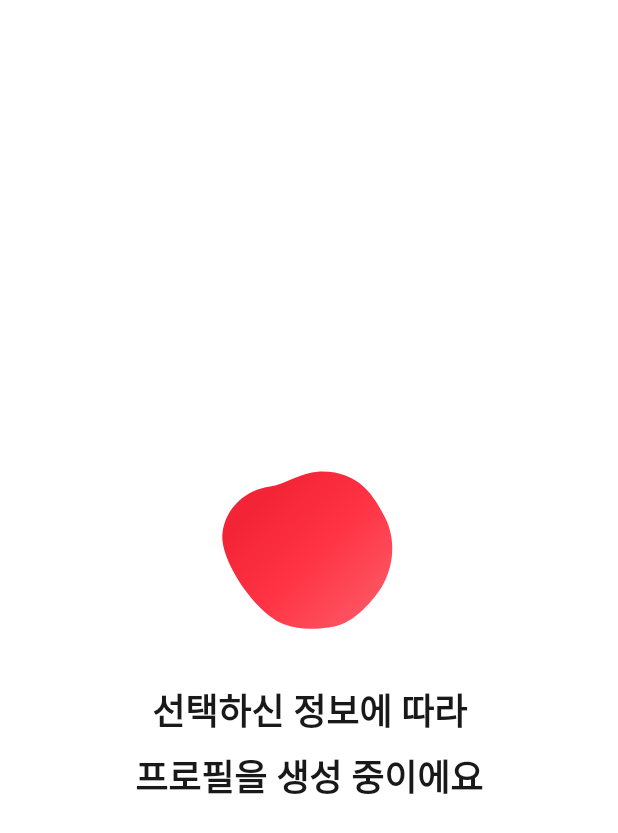
After one commit to Prography-RoomE/roome_aos, an Android app: the fragment ProfileCardFragment placed in its activity, on a phone screen of 412 x 824 dp. The commit adds this screen. Shown: the top 833 px of the screen. Run offline under Robolectric (Android 15) with nearby library versions, the phone set to English and light mode, and no system bars; our stand-ins replace Dagger/Hilt's generated code, data binding; libraries missing offline, so code that uses them is left out: com.kakao.sdk, com.orhanobut.logger; 3 statements that could not run were skipped.

Commit message:
(feat) 프로필 카드 보기 화면

```diff
--- a/RoomE/presentation/src/main/java/com/sevenstars/roome/view/main/MainActivity.kt
+++ b/RoomE/presentation/src/main/java/com/sevenstars/roome/view/main/MainActivity.kt
@@ -1,5 +1,6 @@
 package com.sevenstars.roome.view.main
 
+import androidx.core.view.isVisible
 import androidx.fragment.app.Fragment
 import com.sevenstars.roome.R
 import com.sevenstars.roome.base.BaseActivity
@@ -39,4 +40,8 @@ class MainActivity : BaseActivity<ActivityMainBinding>(R.layout.activity_main) {
         fragmentTransaction.replace(R.id.fc_main, fragment)
         fragmentTransaction.commit()
     }
+
+    fun setBottomNaviVisibility(p: Boolean){
+        binding.bottomNavi.isVisible = p
+    }
 }
--- a/RoomE/presentation/src/main/java/com/sevenstars/roome/view/main/profile/MainProfileFragment.kt
+++ b/RoomE/presentation/src/main/java/com/sevenstars/roome/view/main/profile/MainProfileFragment.kt
@@ -2,23 +2,40 @@ package com.sevenstars.roome.view.main.profile
 
 import android.view.View
 import androidx.fragment.app.viewModels
-import androidx.lifecycle.Observer
 import com.sevenstars.roome.R
 import com.sevenstars.roome.base.BaseFragment
-import com.sevenstars.roome.base.RoomeApplication.Companion.app
 import com.sevenstars.roome.base.RoomeApplication.Companion.userName
 import com.sevenstars.roome.databinding.FragmentMainProfileBinding
 import com.sevenstars.roome.exetnsion.setColorBackground
 import com.sevenstars.roome.utils.UiState
+import com.sevenstars.roome.view.main.MainActivity
+import com.sevenstars.roome.view.profile.generate.ProfileFragment
 import dagger.hilt.android.AndroidEntryPoint
+
 
 @AndroidEntryPoint
 class MainProfileFragment: BaseFragment<FragmentMainProfileBinding>(R.layout.fragment_main_profile) {
     private val viewModel: MainProfileViewModel by viewModels()
 
     override fun initView() {
+        (requireActivity() as MainActivity).setBottomNaviVisibility(true)
         binding.tvNick.text = userName
         viewModel.fetchData()
+    }
+
+    override fun initListener() {
+        super.initListener()
+
+        binding.btnShareKakao.setOnClickListener{
+
+        }
+
+        binding.btnProfileCard.setOnClickListener {
+            val fragmentTransaction = requireActivity().supportFragmentManager.beginTransaction()
+            fragmentTransaction.replace(R.id.fc_main, ProfileCardFragment())
+            fragmentTransaction.addToBackStack(null)
+            fragmentTransaction.commit()
+        }
     }
 
     override fun observer() {
--- /dev/null
+++ b/RoomE/presentation/src/main/java/com/sevenstars/roome/view/main/profile/ProfileCardViewModel.kt
@@ -0,0 +1,35 @@
+package com.sevenstars.roome.view.main.profile
+
+import androidx.lifecycle.MutableLiveData
+import androidx.lifecycle.ViewModel
+import androidx.lifecycle.viewModelScope
+import com.sevenstars.domain.model.profile.SavedProfileData
+import com.sevenstars.domain.usecase.profile.GetProfileDataUseCase
+import com.sevenstars.roome.base.RoomeApplication
+import com.sevenstars.roome.utils.UiState
+import dagger.hilt.android.lifecycle.HiltViewModel
+import kotlinx.coroutines.launch
+import javax.inject.Inject
+
+@HiltViewModel
+class ProfileCardViewModel@Inject constructor(
+    private val getProfileDataUseCase: GetProfileDataUseCase
+): ViewModel() {
+
+    private var _uiState = MutableLiveData<UiState<SavedProfileData>>(UiState.Loading)
+    val uiState get() = _uiState
+
+    fun fetchSaveData(){
+        _uiState.value = UiState.Loading
+
+        viewModelScope.launch {
+            getProfileDataUseCase.invoke(RoomeApplication.app.userPreferences.getAccessToken().getOrNull().orEmpty())
+                .onSuccess {
+                    _uiState.value = UiState.Success(it)
+                }
+                .onFailure { code, msg ->
+                    _uiState.value = UiState.Failure(code, msg)
+                }
+        }
+    }
+}
--- a/RoomE/presentation/src/main/java/com/sevenstars/roome/view/main/setting/MainSettingFragment.kt
+++ b/RoomE/presentation/src/main/java/com/sevenstars/roome/view/main/setting/MainSettingFragment.kt
@@ -3,9 +3,11 @@ package com.sevenstars.roome.view.main.setting
 import com.sevenstars.roome.R
 import com.sevenstars.roome.base.BaseFragment
 import com.sevenstars.roome.databinding.FragmentMainSettingBinding
+import com.sevenstars.roome.view.main.MainActivity
 
 class MainSettingFragment: BaseFragment<FragmentMainSettingBinding>(R.layout.fragment_main_setting) {
     override fun initView() {
+        (requireActivity() as MainActivity).setBottomNaviVisibility(true)
 
     }
 }
--- a/RoomE/presentation/src/main/res/drawable/shape_bottom_navi.xml
+++ b/RoomE/presentation/src/main/res/drawable/shape_bottom_navi.xml
@@ -6,7 +6,7 @@
         </shape>
     </item>
 
-    <item android:top="0.33dp">
+    <item android:top="0dp">
         <shape android:shape="rectangle">
             <solid android:color="@color/surface"/>
         </shape>
--- a/RoomE/presentation/src/main/res/layout/activity_main.xml
+++ b/RoomE/presentation/src/main/res/layout/activity_main.xml
@@ -32,7 +32,6 @@
 
             app:layout_constraintBottom_toBottomOf="parent"
 
-            android:background="@drawable/shape_bottom_navi"
             app:menu="@menu/menu_bottom_navi"
             app:itemBackground="@null"
 
@@ -40,7 +39,11 @@
             app:labelVisibilityMode="labeled"
 
             app:itemTextColor="@color/selector_bottom_navi_color"
-            app:itemIconTint="@color/selector_bottom_navi_color" />
+            app:itemIconTint="@color/selector_bottom_navi_color"
+
+            android:background="@color/surface"
+            android:outlineSpotShadowColor="#4D000000"
+            android:elevation="0.33dp" />
 
     </androidx.constraintlayout.widget.ConstraintLayout>
 </layout>
--- /dev/null
+++ b/RoomE/presentation/src/main/res/layout/fragment_profile_card.xml
@@ -0,0 +1,207 @@
+<?xml version="1.0" encoding="utf-8"?>
+<layout xmlns:android="http://schemas.android.com/apk/res/android"
+    xmlns:tools="http://schemas.android.com/tools"
+    xmlns:app="http://schemas.android.com/apk/res-auto">
+
+    <data>
+
+    </data>
+
+    <androidx.constraintlayout.widget.ConstraintLayout
+        android:id="@+id/cl_profile"
+        android:layout_width="match_parent"
+        android:layout_height="match_parent"
+        android:background="@color/surface"
+        tools:context=".view.profile.ProfileActivity">
+
+        <androidx.constraintlayout.widget.Group
+            android:id="@+id/group_loading"
+            android:layout_width="wrap_content"
+            android:layout_height="wrap_content"
+            app:constraint_referenced_ids="lottie_profile, tv_profile_loading"
+            android:visibility="visible"/>
+
+        <androidx.constraintlayout.widget.Group
+            android:id="@+id/group_show"
+            android:layout_width="wrap_content"
+            android:layout_height="wrap_content"
+            app:constraint_referenced_ids="btn_save_profile, tg_square, tg_vertical, iv_profile, tb_profile"
+            android:visibility="gone"/>
+
+        <androidx.constraintlayout.widget.Group
+            android:id="@+id/group_base_profile"
+            android:layout_width="wrap_content"
+            android:layout_height="wrap_content"
+            app:constraint_referenced_ids="ic_profile_square, ic_profile_vertical, view_profile_back"
+            android:visibility="gone"/>
+
+        <com.airbnb.lottie.LottieAnimationView
+            android:id="@+id/lottie_profile"
+            android:layout_width="150dp"
+            android:layout_height="150dp"
+
+            app:layout_constraintTop_toTopOf="parent"
+            app:layout_constraintBottom_toTopOf="@id/tv_profile_loading"
+            app:layout_constraintStart_toStartOf="parent"
+            app:layout_constraintEnd_toEndOf="parent"
+            app:layout_constraintVertical_chainStyle="packed"
+            android:layout_marginBottom="16dp"
+
+            android:scaleType="centerCrop"
+
+            app:lottie_speed="2"
+            app:lottie_autoPlay="true"
+            app:lottie_loop="true"
+            app:lottie_fileName="animation_profile.json" />
+
+        <TextView
+            android:id="@+id/tv_profile_loading"
+            android:layout_width="wrap_content"
+            android:layout_height="wrap_content"
+            app:layout_constraintTop_toBottomOf="@id/lottie_profile"
+            app:layout_constraintStart_toStartOf="parent"
+            app:layout_constraintEnd_toEndOf="parent"
+            app:layout_constraintBottom_toBottomOf="parent"
+
+            android:text="선택하신 정보에 따라\n프로필을 생성 중이에요"
+            android:gravity="center"
+            style="@style/headline3_bold"
+            android:textColor="@color/on_surface"/>
+
+        <Toolbar
+            android:id="@+id/tb_profile"
+            android:layout_width="match_parent"
+            android:layout_height="56dp"
+            android:contentInsetStart="24dp"
+
+            app:layout_constraintStart_toStartOf="parent"
+            app:layout_constraintTop_toTopOf="parent">
+
+            <TextView
+                style="@style/title3_bold"
+                android:layout_width="wrap_content"
+
+                android:layout_height="wrap_content"
+                android:text="프로필 이미지"
+                android:textColor="@color/on_surface" />
+
+            <ImageButton
+                android:id="@+id/ib_back"
+                android:layout_width="48dp"
+                android:layout_height="48dp"
+                android:layout_gravity="end"
+                android:layout_marginEnd="12dp"
+
+                android:background="@color/transparent"
+                android:src="@drawable/ic_cancel"
+                tools:ignore="ContentDescription" />
+        </Toolbar>
+
+        <View
+            android:id="@+id/view_profile_back"
+            android:layout_width="match_parent"
+            android:layout_height="0dp"
+            app:layout_constraintDimensionRatio="1:1"
+            app:layout_constraintTop_toTopOf="@id/iv_profile"
+            app:layout_constraintBottom_toBottomOf="@id/iv_profile"
+            app:layout_constraintStart_toStartOf="parent"
+            app:layout_constraintEnd_toEndOf="parent"
+            android:background="@color/surface_container_low"/>
+
+        <ImageView
+            android:id="@+id/iv_profile"
+            android:layout_width="match_parent"
+            android:layout_height="0dp"
+
+            app:layout_constraintDimensionRatio="1:1"
+            app:layout_constraintTop_toBottomOf="@id/tb_profile"
+            app:layout_constraintStart_toStartOf="parent"
+            app:layout_constraintEnd_toEndOf="parent"
+
+            android:background="@color/transparent"
+            tools:ignore="ContentDescription" />
+
+        <include layout="@layout/layout_profile_square"
+            android:id="@+id/ic_profile_square"
+            android:layout_width="360dp"
+            android:layout_height="360dp"
+            app:layout_constraintTop_toTopOf="@id/iv_profile"
+            app:layout_constraintBottom_toBottomOf="@id/iv_profile"
+            app:layout_constraintStart_toStartOf="parent"
+            app:layout_constraintEnd_toEndOf="parent"
+            android:visibility="gone"
+            />
+
+        <include layout="@layout/layout_profile_vertical"
+            android:id="@+id/ic_profile_vertical"
+            android:layout_width="270dp"
+            android:layout_height="360dp"
+            app:layout_constraintTop_toTopOf="@id/iv_profile"
+            app:layout_constraintBottom_toBottomOf="@id/iv_profile"
+            app:layout_constraintStart_toStartOf="parent"
+            app:layout_constraintEnd_toEndOf="parent"
+            android:visibility="gone"/>
+
+
+        <androidx.appcompat.widget.AppCompatToggleButton
+            android:id="@+id/tg_square"
+            android:layout_width="0dp"
+            android:layout_height="wrap_content"
+
+            app:layout_constraintStart_toStartOf="parent"
+            app:layout_constraintEnd_toStartOf="@id/tg_vertical"
+            app:layout_constraintTop_toBottomOf="@id/iv_profile"
+            android:layout_marginTop="24dp"
+
+            android:layout_marginStart="24dp"
+            android:layout_marginEnd="6dp"
+
+            android:background="@drawable/shape_chip"
+            android:checked="true"
+
+            android:text="1:1 정방형"
+            android:textOn="1:1 정방형"
+            android:textOff="1:1 정방형"
+            style="@style/title3_bold"
+            android:textColor="@color/on_surface"/>
+
+        <androidx.appcompat.widget.AppCompatToggleButton
+            android:id="@+id/tg_vertical"
+            android:layout_width="0dp"
+            android:layout_height="wrap_content"
+
+            app:layout_constraintStart_toEndOf="@id/tg_square"
+            app:layout_constraintEnd_toEndOf="parent"
+            app:layout_constraintTop_toTopOf="@id/tg_square"
+            app:layout_constraintBottom_toBottomOf="@id/tg_square"
+
+            android:layout_marginEnd="24dp"
+            android:layout_marginStart="6dp"
+
+            android:background="@drawable/shape_chip"
+
+            android:text="3:4 세로형"
+            android:textOn="3:4 세로형"
+            android:textOff="3:4 세로형"
+            style="@style/title3_bold"
+            android:textColor="@color/on_surface"/>
+
+        <androidx.appcompat.widget.AppCompatButton
+            android:id="@+id/btn_save_profile"
+            android:layout_width="0dp"
+            android:layout_height="50dp"
+
+            app:layout_constraintBottom_toBottomOf="parent"
+            app:layout_constraintStart_toStartOf="parent"
+            app:layout_constraintEnd_toEndOf="parent"
+            android:layout_margin="24dp"
+
+            android:background="@drawable/shape_radius_12"
+            android:backgroundTint="@color/primary_primary"
+
+            android:text="이미지로 저장하기"
+            style="@style/title3_bold"
+            android:textColor="@color/surface"/>
+
+    </androidx.constraintlayout.widget.ConstraintLayout>
+</layout>
```
Also changed, not shown: RoomE/presentation/src/main/java/com/sevenstars/roome/view/main/profile/ProfileCardFragment.kt (added, +254 -0 lines).
